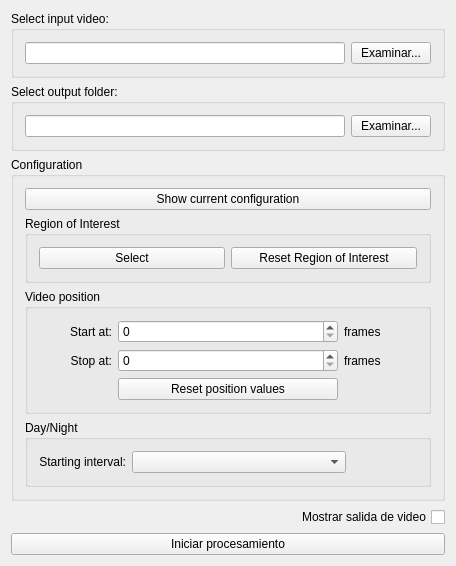
Qt form PlantApp/Presentation/MainWindow.ui (milena-rocabado/PlantProject) before a commit.
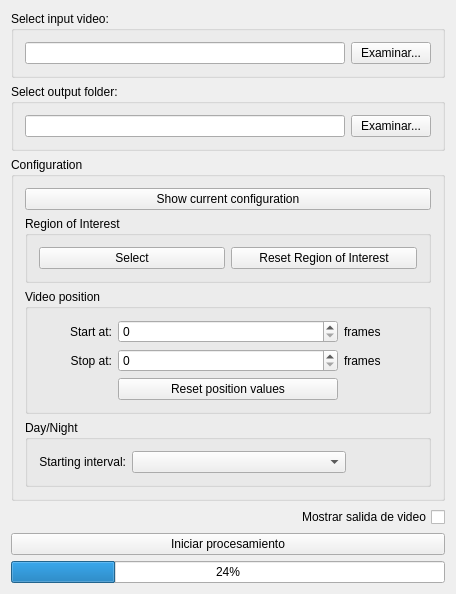
The same form after that commit.

What changed in the file:
```diff
--- a/PlantApp/Presentation/MainWindow.ui
+++ b/PlantApp/Presentation/MainWindow.ui
@@ -7,7 +7,7 @@
     <x>0</x>
     <y>0</y>
     <width>456</width>
-    <height>539</height>
+    <height>584</height>
    </rect>
   </property>
   <property name="windowTitle">
@@ -219,6 +219,13 @@
       </property>
      </widget>
     </item>
+    <item>
+     <widget class="QProgressBar" name="progressBar">
+      <property name="value">
+       <number>24</number>
+      </property>
+     </widget>
+    </item>
    </layout>
   </widget>
  </widget>
```
